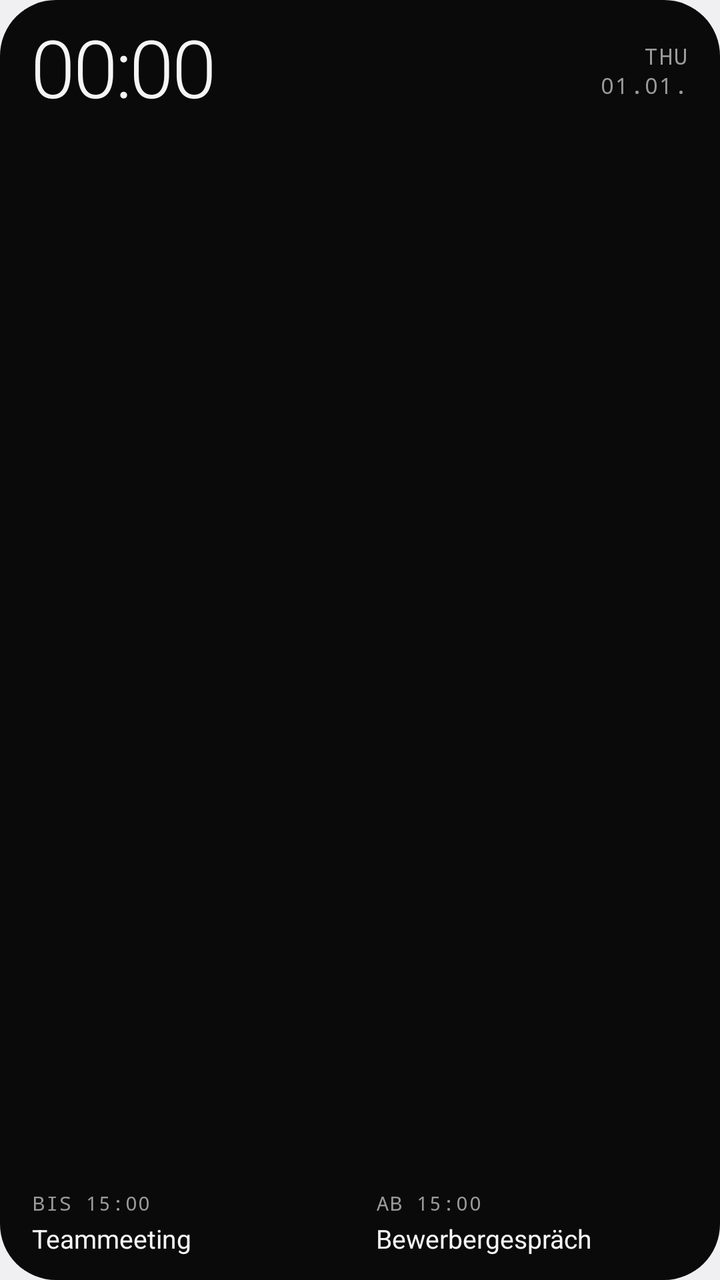
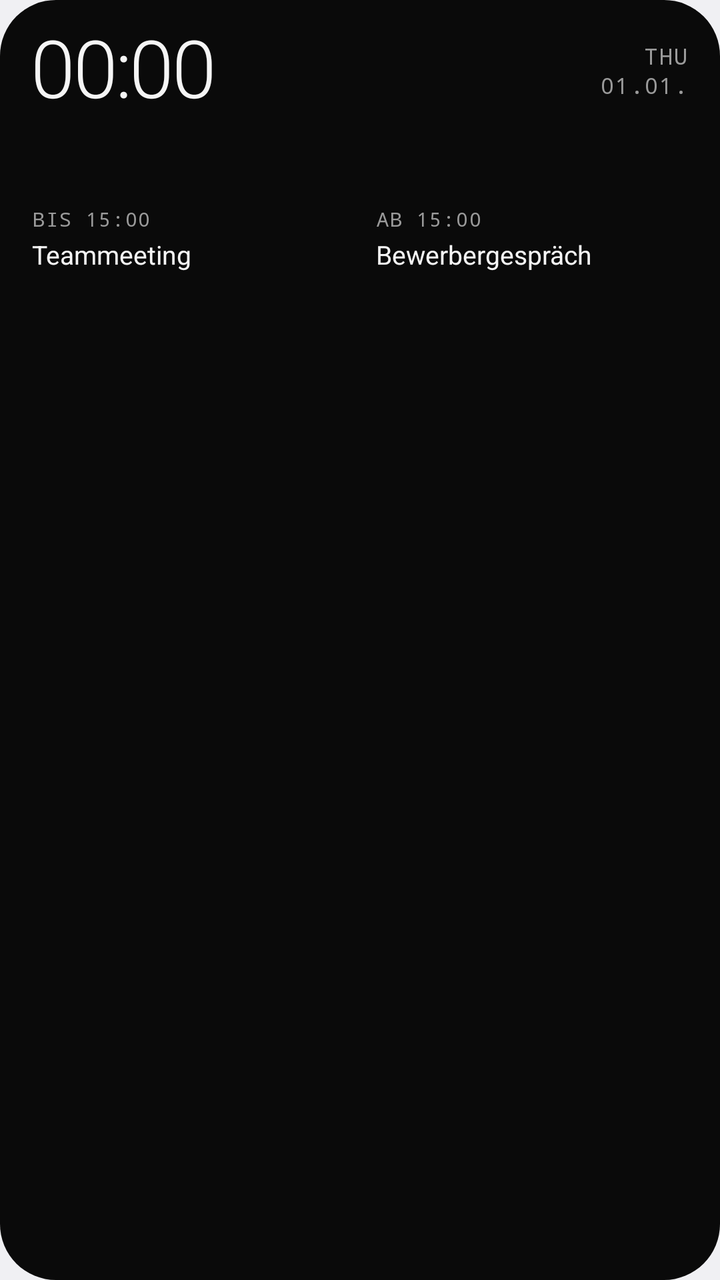

The first picture is an Android layout as it rendered before a commit; the second is the same layout after the commit. The layout source and the unified diff follow.
<!-- AndroidManifest.xml: application theme android:Theme.DeviceDefault.DayNight -->
<!-- res/layout/widget_day_bar.xml -->
<?xml version="1.0" encoding="utf-8"?>
<FrameLayout xmlns:android="http://schemas.android.com/apk/res/android"
    android:id="@android:id/background"
    android:layout_width="match_parent"
    android:layout_height="match_parent">

    <ImageView
        android:id="@+id/db_bg_fill"
        android:layout_width="match_parent"
        android:layout_height="match_parent"
        android:importantForAccessibility="no"
        android:scaleType="fitXY"
        android:src="@drawable/widget_shape"
        android:tint="@color/mono_bg_solid" />

    <ImageView
        android:id="@+id/db_bg_stroke"
        android:layout_width="match_parent"
        android:layout_height="match_parent"
        android:importantForAccessibility="no"
        android:scaleType="fitXY"
        android:src="@drawable/widget_stroke"
        android:visibility="gone" />

    <LinearLayout
        android:layout_width="match_parent"
        android:layout_height="match_parent"
        android:orientation="vertical"
        android:paddingStart="16dp"
        android:paddingTop="12dp"
        android:paddingEnd="16dp"
        android:paddingBottom="12dp">

        
        <LinearLayout
            android:layout_width="match_parent"
            android:layout_height="wrap_content"
            android:gravity="center_vertical"
            android:orientation="horizontal">

            <TextClock
                android:id="@+id/db_clock"
                android:layout_width="wrap_content"
                android:layout_height="wrap_content"
                android:fontFamily="sans-serif-light"
                android:format12Hour="HH:mm"
                android:format24Hour="HH:mm"
                android:includeFontPadding="false"
                android:letterSpacing="-0.03"
                android:textColor="@color/mono_text"
                android:textSize="40sp" />

            <FrameLayout
                android:layout_width="0dp"
                android:layout_height="wrap_content"
                android:layout_weight="1" />

            
            <LinearLayout
                android:layout_width="wrap_content"
                android:layout_height="wrap_content"
                android:gravity="end"
                android:orientation="vertical">

                <TextClock
                    android:id="@+id/db_weekday"
                    android:layout_width="wrap_content"
                    android:layout_height="wrap_content"
                    android:fontFamily="monospace"
                    android:format12Hour="EEE"
                    android:format24Hour="EEE"
                    android:letterSpacing="0.06"
                    android:textAllCaps="true"
                    android:textColor="@color/mono_muted_solid"
                    android:textSize="11sp" />

                <TextClock
                    android:id="@+id/db_date"
                    android:layout_width="wrap_content"
                    android:layout_height="wrap_content"
                    android:fontFamily="monospace"
                    android:format12Hour="dd.MM."
                    android:format24Hour="dd.MM."
                    android:letterSpacing="0.06"
                    android:textAllCaps="true"
                    android:textColor="@color/mono_muted_solid"
                    android:textSize="11sp" />

                
                <LinearLayout
                    android:id="@+id/db_allday_row"
                    android:layout_width="wrap_content"
                    android:layout_height="wrap_content"
                    android:layout_marginTop="2dp"
                    android:gravity="center_vertical"
                    android:orientation="horizontal"
                    android:visibility="gone">

                    <ImageView
                        android:id="@+id/db_allday_ring"
                        android:layout_width="6dp"
                        android:layout_height="6dp"
                        android:importantForAccessibility="no"
                        android:src="@drawable/ring"
                        android:tint="@color/mono_muted_solid" />

                    <TextView
                        android:id="@+id/db_allday_title"
                        android:layout_width="wrap_content"
                        android:layout_height="wrap_content"
                        android:layout_marginStart="5dp"
                        android:ellipsize="end"
                        android:maxLines="1"
                        android:maxWidth="100dp"
                        android:text="Feiertag"
                        android:textColor="@color/mono_text"
                        android:textSize="11sp" />

                    <TextView
                        android:id="@+id/db_allday_count"
                        android:layout_width="wrap_content"
                        android:layout_height="wrap_content"
                        android:layout_marginStart="4dp"
                        android:fontFamily="monospace"
                        android:maxLines="1"
                        android:text="+1"
                        android:textColor="@color/mono_muted_solid"
                        android:textSize="10sp"
                        android:visibility="gone" />
                </LinearLayout>
            </LinearLayout>
        </LinearLayout>

        
        <FrameLayout
            android:layout_width="match_parent"
            android:layout_height="0dp"
            android:layout_weight="1" />

        
        <ImageView
            android:id="@+id/db_timeline"
            android:layout_width="match_parent"
            android:layout_height="56dp"
            android:importantForAccessibility="no"
            android:scaleType="fitXY" />

        
        <LinearLayout
            android:layout_width="match_parent"
            android:layout_height="wrap_content"
            android:layout_marginTop="8dp"
            android:orientation="horizontal">

            
            <LinearLayout
                android:id="@+id/db_footer_left"
                android:layout_width="0dp"
                android:layout_height="wrap_content"
                android:layout_weight="1"
                android:orientation="vertical">

                <TextView
                    android:id="@+id/db_current_label"
                    android:layout_width="wrap_content"
                    android:layout_height="wrap_content"
                    android:fontFamily="monospace"
                    android:letterSpacing="0.06"
                    android:maxLines="1"
                    android:text="BIS 15:00"
                    android:textColor="@color/mono_muted_solid"
                    android:textSize="10sp" />

                <TextView
                    android:id="@+id/db_current_title"
                    android:layout_width="match_parent"
                    android:layout_height="wrap_content"
                    android:layout_marginTop="2dp"
                    android:ellipsize="end"
                    android:maxLines="1"
                    android:text="Teammeeting"
                    android:textColor="@color/mono_text"
                    android:textSize="13sp" />
            </LinearLayout>

            
            <LinearLayout
                android:id="@+id/db_footer_right"
                android:layout_width="0dp"
                android:layout_height="wrap_content"
                android:layout_weight="1"
                android:layout_marginStart="16dp"
                android:orientation="vertical">

                <TextView
                    android:id="@+id/db_next_label"
                    android:layout_width="match_parent"
                    android:layout_height="wrap_content"
                    android:ellipsize="end"
                    android:fontFamily="monospace"
                    android:letterSpacing="0.06"
                    android:maxLines="1"
                    android:text="AB 15:00"
                    android:textColor="@color/mono_muted_solid"
                    android:textSize="10sp" />

                <TextView
                    android:id="@+id/db_next_title"
                    android:layout_width="match_parent"
                    android:layout_height="wrap_content"
                    android:layout_marginTop="2dp"
                    android:ellipsize="end"
                    android:maxLines="1"
                    android:text="Bewerbergespräch"
                    android:textColor="@color/mono_text"
                    android:textSize="13sp" />
            </LinearLayout>
        </LinearLayout>
    </LinearLayout>
</FrameLayout>
<!-- resources referenced by this layout -->
<resources>
  <color name="mono_bg_solid">#FF0A0A0A</color>
  <color name="mono_muted_solid">#FF9A9A9A</color>
  <color name="mono_text">#FFF5F5F5</color>
  <!-- drawable ring (drawable) -->
  <?xml version="1.0" encoding="utf-8"?>
  <shape xmlns:android="http://schemas.android.com/apk/res/android"
      android:shape="oval">
      <solid android:color="#00000000" />
      <stroke
          android:width="1.5dp"
          android:color="#FFFFFFFF" />
      <size
          android:width="7dp"
          android:height="7dp" />
  </shape>
  <!-- drawable widget_shape (drawable) -->
  <?xml version="1.0" encoding="utf-8"?>
  <shape xmlns:android="http://schemas.android.com/apk/res/android"
      android:shape="rectangle">
      <solid android:color="#FFFFFFFF" />
      <corners android:radius="@android:dimen/system_app_widget_background_radius" />
  </shape>
  <!-- drawable widget_stroke (drawable) -->
  <?xml version="1.0" encoding="utf-8"?>
  <shape xmlns:android="http://schemas.android.com/apk/res/android"
      android:shape="rectangle">
      <solid android:color="#00000000" />
      <stroke
          android:width="1dp"
          android:color="#29FFFFFF" />
      <corners android:radius="@android:dimen/system_app_widget_background_radius" />
  </shape>
</resources>

<!-- the commit's change to res/layout/widget_day_bar.xml (unified diff, before → after) -->
@@ -132,16 +132,11 @@
         </LinearLayout>
 
         
-        <FrameLayout
-            android:layout_width="match_parent"
-            android:layout_height="0dp"
-            android:layout_weight="1" />
-
-        
         <ImageView
             android:id="@+id/db_timeline"
             android:layout_width="match_parent"
-            android:layout_height="56dp"
+            android:layout_height="32dp"
+            android:layout_marginTop="6dp"
             android:importantForAccessibility="no"
             android:scaleType="fitXY" />
 
@@ -149,7 +144,7 @@
         <LinearLayout
             android:layout_width="match_parent"
             android:layout_height="wrap_content"
-            android:layout_marginTop="8dp"
+            android:layout_marginTop="6dp"
             android:orientation="horizontal">
 
             
@@ -216,5 +211,12 @@
                     android:textSize="13sp" />
             </LinearLayout>
         </LinearLayout>
+
+        
+        <FrameLayout
+            android:layout_width="match_parent"
+            android:layout_height="0dp"
+            android:layout_weight="1" />
+
     </LinearLayout>
 </FrameLayout>
